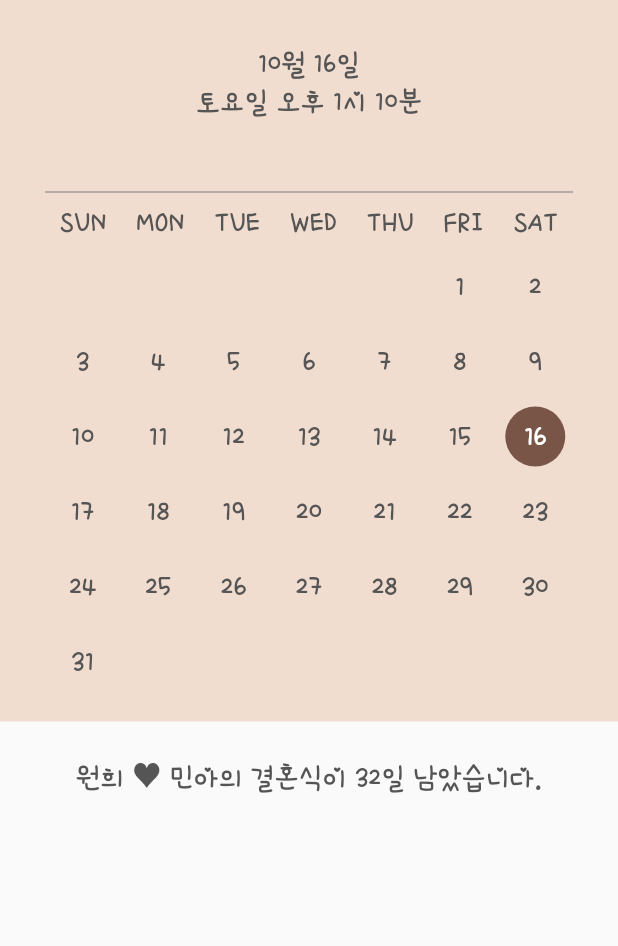
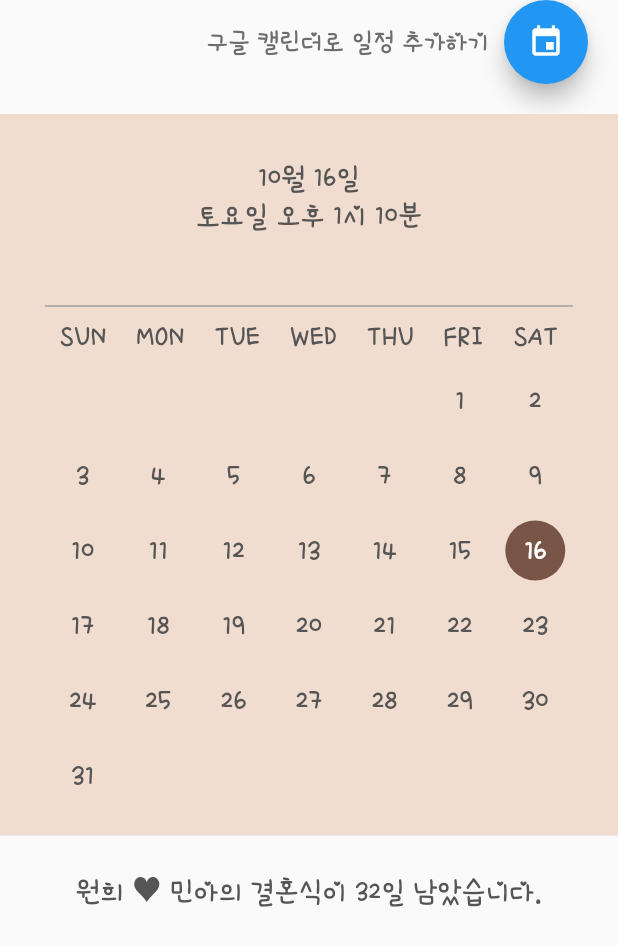
Before and after one commit to mina-wonhee/wedding-card, a Flutter app: the DdayCalendarWidget widget shown alone on an empty page, opened directly, on a phone screen of 412 x 824 dp. Shown: the top 946 px of the screen. Run offline on Flutter 3.47's test engine with Material 2 defaults, Android fonts, the phone set to English and light mode, and no system bars; our stand-ins replace cached_network_image, carousel_slider, cloud_firestore, firebase_core, google_maps_flutter; accounts and stored records are empty; network calls fail.

Commit message:
add google calendar event

```diff
--- a/lib/view/DdayCalendarWidget.dart
+++ b/lib/view/DdayCalendarWidget.dart
@@ -1,4 +1,5 @@
 import 'package:flutter/material.dart';
+import 'package:url_launcher/url_launcher.dart';
 
 class DdayCalendarWidget extends StatelessWidget {
 
@@ -45,6 +46,31 @@ class DdayCalendarWidget extends StatelessWidget {
 
     return Column(
       children: [
+        Row(
+          mainAxisAlignment: MainAxisAlignment.end,
+          children: [
+            Text(
+              '구글 캘린더로 일정 추가하기',
+              style: TextStyle(
+                fontSize: 18,
+                color: Color.fromARGB(255, 110, 110, 110),
+              ),
+            ),
+            SizedBox(
+              width: 10,
+            ),
+            FloatingActionButton(onPressed: () async {
+              String url = "https://calendar.google.com/event?action=TEMPLATE&tmeid=MnFraWM1c2FqajloNGJuODlmcmdwZzFhMGMgbWluYS53b25oZWVAbQ&tmsrc=mina.wonhee%40gmail.com";
+              await canLaunch(url) ? await launch(url) : throw 'Could not launch $url';
+            }, child: Icon(Icons.event)),
+            SizedBox(
+              width: 20,
+            ),
+          ],
+        ),
+        SizedBox(
+          height: 20,
+        ),
         Container(
           color: Color.fromARGB(255, 241, 221, 207),
           padding: EdgeInsets.only(left:30, right:30),
```
Also changed, not shown: 1 other file.
